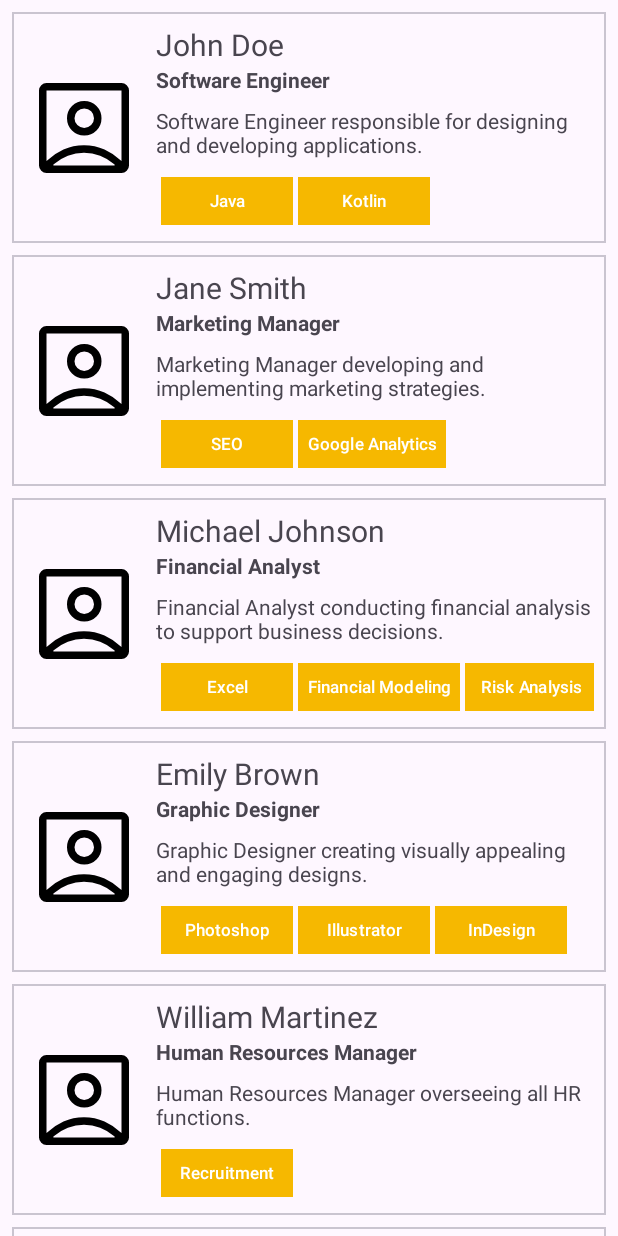
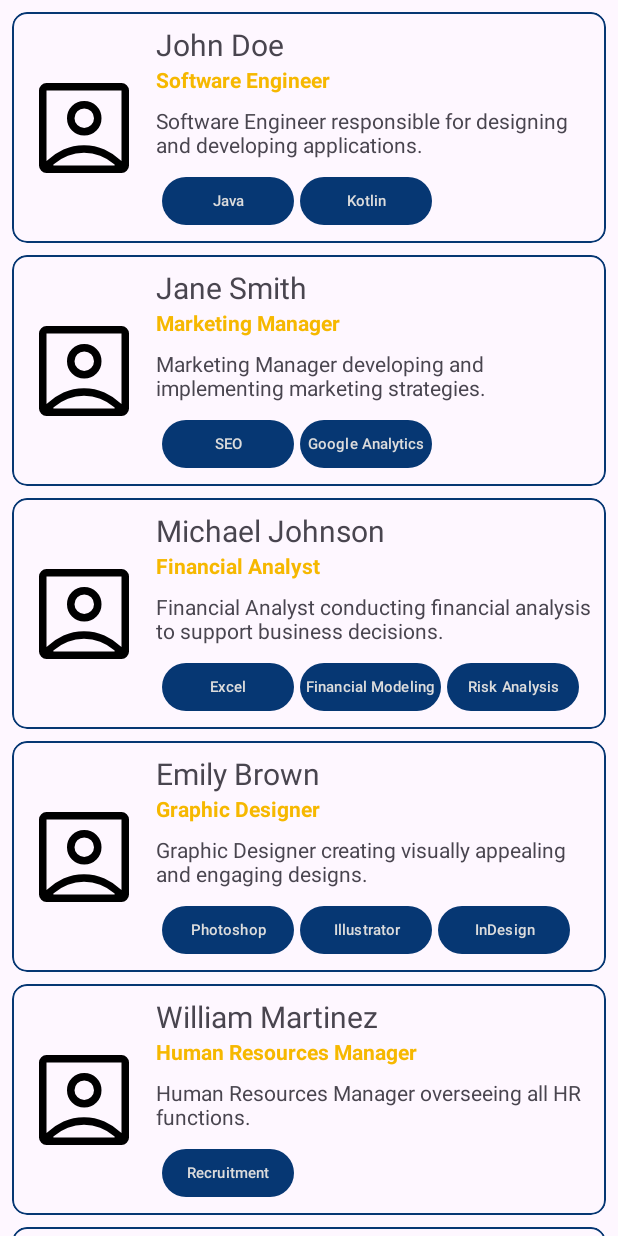
Before and after one commit to jenxwa/Simple-Blog-Android, an Android app: the screen it shows after launch (MainActivity), on a phone screen of 412 x 824 dp. Run offline under Robolectric (Android 15) with nearby library versions, the phone set to English and light mode, and no system bars.

Commit message:
round, frontpage

```diff
--- a/app/src/main/res/layout/view_blog_chip.xml
+++ b/app/src/main/res/layout/view_blog_chip.xml
@@ -4,11 +4,12 @@
     xmlns:tools="http://schemas.android.com/tools"
     android:layout_width="wrap_content"
     android:layout_height="40dp"
-    android:layout_marginStart="3dp"
+    android:layout_marginStart="4dp"
     android:clickable="false"
-    android:includeFontPadding="false"
-    android:padding="6dp"
-    app:cornerRadius="0dp"
-    android:textSize="11sp"
-    app:backgroundTint="@color/c24_yellow"
+    android:includeFontPadding="true"
+    android:padding="4dp"
+    android:textColor="@color/c24_lightgrey"
+    android:textSize="10sp"
+    app:backgroundTint="@color/c24_blue"
+    app:cornerRadius="20dp"
     tools:text="Softwaredevelopment" />
--- a/app/src/main/res/layout/view_blog_item_2.xml
+++ b/app/src/main/res/layout/view_blog_item_2.xml
@@ -7,7 +7,8 @@
     android:layout_marginStart="8dp"
     android:layout_marginTop="8dp"
     android:layout_marginEnd="8dp"
-    app:cardCornerRadius="0dp"
+    app:cardCornerRadius="10dp"
+    app:strokeColor="@color/c24_blue"
     app:strokeWidth="1dp">
 
     <androidx.constraintlayout.widget.ConstraintLayout
@@ -40,6 +41,7 @@
             android:id="@+id/blog_item_job_description"
             android:layout_width="0dp"
             android:layout_height="wrap_content"
+            android:textColor="@color/c24_yellow"
             android:textStyle="bold"
             app:layout_constraintEnd_toEndOf="@+id/blog_item_title"
             app:layout_constraintStart_toStartOf="@+id/blog_item_title"
@@ -63,11 +65,11 @@
             android:layout_width="0dp"
             android:layout_height="wrap_content"
             android:layout_marginTop="8dp"
+            android:scrollbars="none"
             app:layout_constraintBottom_toBottomOf="parent"
             app:layout_constraintEnd_toEndOf="@id/blog_item_description"
             app:layout_constraintStart_toStartOf="@id/blog_item_description"
-            app:layout_constraintTop_toBottomOf="@+id/blog_item_description"
-            android:scrollbars="none">
+            app:layout_constraintTop_toBottomOf="@+id/blog_item_description">
 
             <LinearLayout
                 android:id="@+id/blog_item_chipContainer"
```
